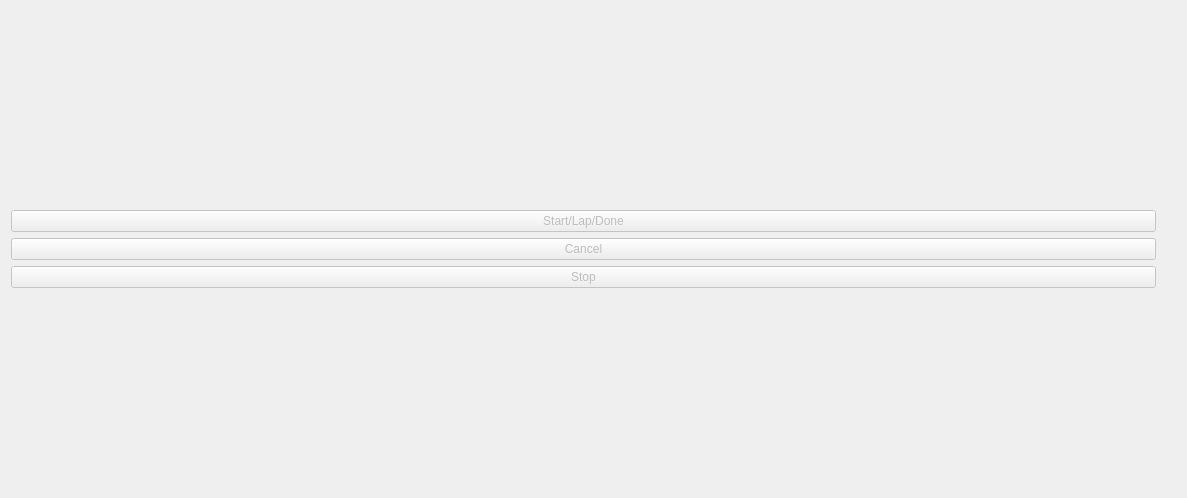
Before: the Qt Designer form GUI/resources/cronometro.ui in Drahness/Parkingson, drawn with Qt 5.
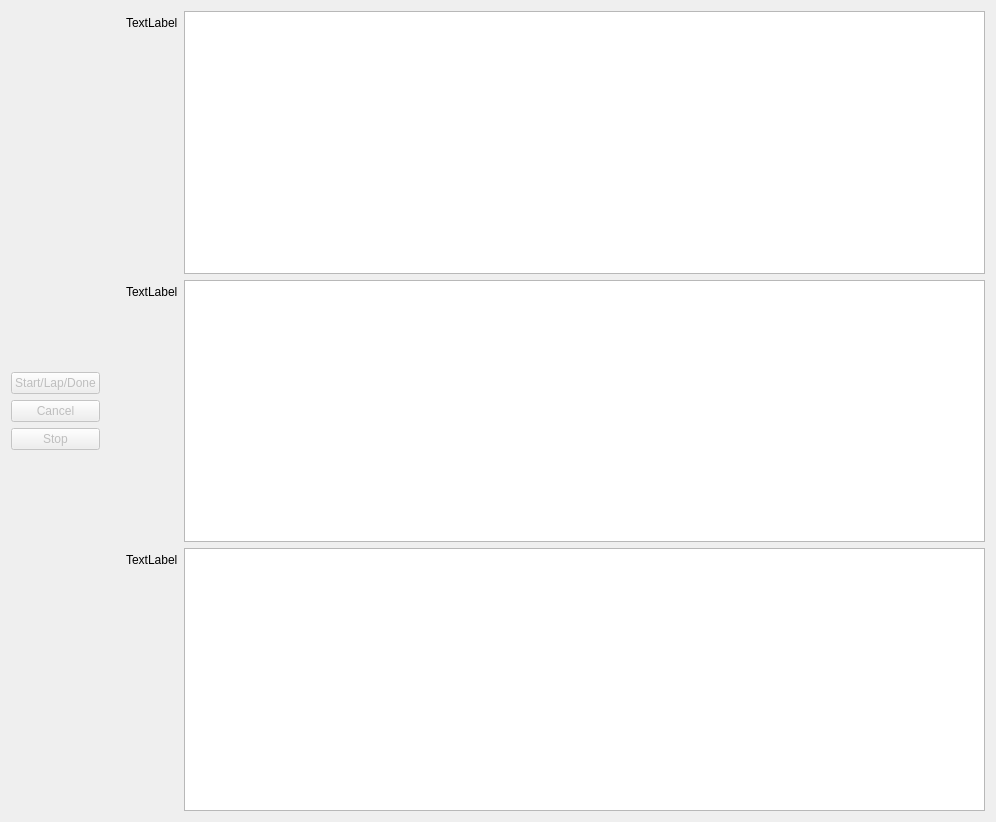
After: the same form once the commit is applied.

The edit to the form file:
```diff
--- a/GUI/resources/cronometro.ui
+++ b/GUI/resources/cronometro.ui
@@ -9,8 +9,8 @@
    <rect>
     <x>0</x>
     <y>0</y>
-    <width>1187</width>
-    <height>498</height>
+    <width>996</width>
+    <height>822</height>
    </rect>
   </property>
   <property name="sizePolicy">
@@ -137,6 +137,40 @@
      </item>
     </layout>
    </item>
+   <item>
+    <layout class="QFormLayout" name="formLayout">
+     <item row="0" column="0">
+      <widget class="QLabel" name="vuelta1">
+       <property name="text">
+        <string>TextLabel</string>
+       </property>
+      </widget>
+     </item>
+     <item row="0" column="1">
+      <widget class="QTextEdit" name="vuelta1_edit"/>
+     </item>
+     <item row="1" column="0">
+      <widget class="QLabel" name="vuelta2">
+       <property name="text">
+        <string>TextLabel</string>
+       </property>
+      </widget>
+     </item>
+     <item row="1" column="1">
+      <widget class="QTextEdit" name="vuelta2_edit"/>
+     </item>
+     <item row="2" column="0">
+      <widget class="QLabel" name="vuelta3">
+       <property name="text">
+        <string>TextLabel</string>
+       </property>
+      </widget>
+     </item>
+     <item row="2" column="1">
+      <widget class="QTextEdit" name="vuelta3_edit"/>
+     </item>
+    </layout>
+   </item>
   </layout>
  </widget>
  <resources/>
```
